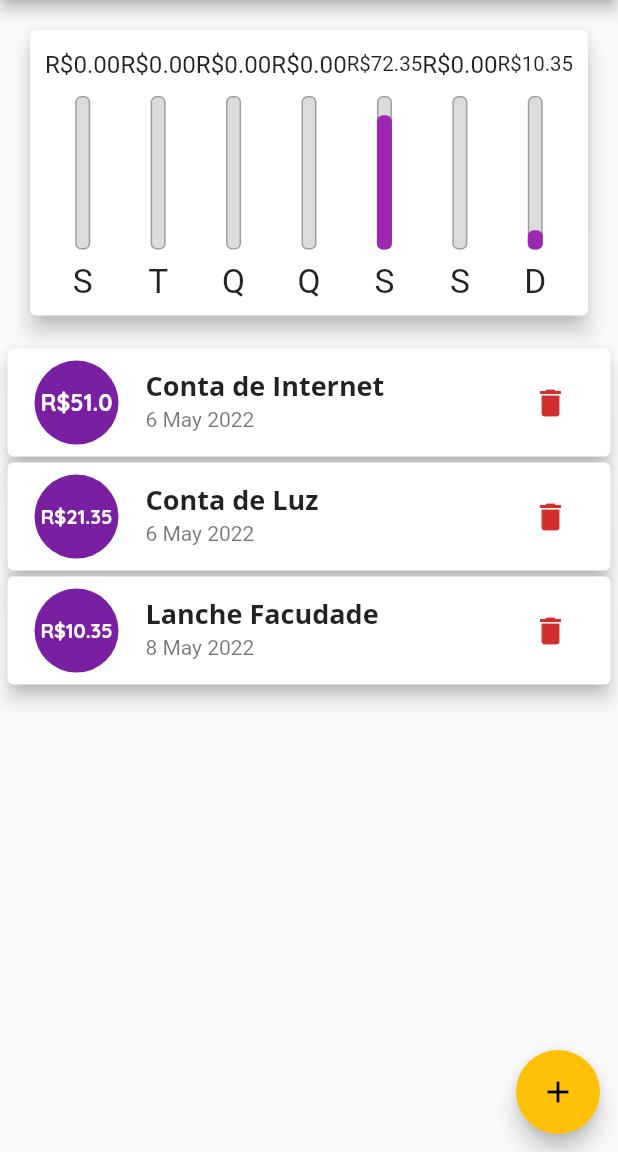
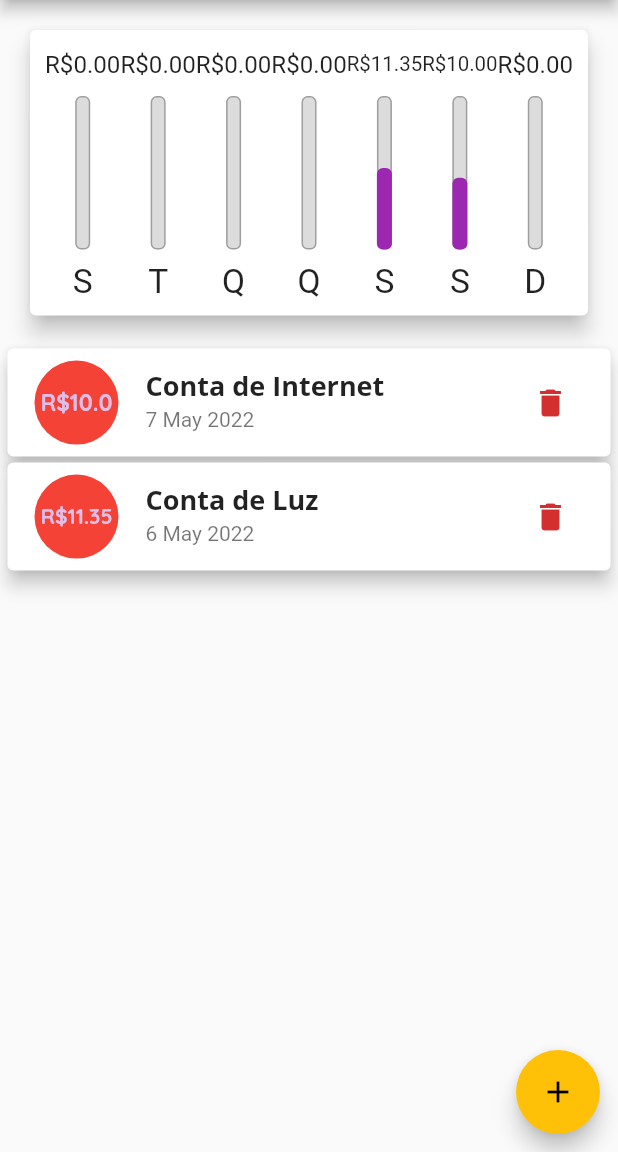
Before and after one commit to AntJoaquimDev/app-despesas-diarias-flutter, a Flutter app: the screen it shows after launch, on a phone screen of 412 x 824 dp, the part 84-1236 px from its top. Run offline on Flutter 3.47's test engine with Material 2 defaults, Android fonts, the phone set to English and light mode, and no system bars.

Commit message:
fist-commit

```diff
--- a/lib/components/chart.dart
+++ b/lib/components/chart.dart
@@ -5,10 +5,9 @@ import 'chart_bar.dart';
 
 class Chart extends StatelessWidget {
   final List<Transaction> recentTransaction;
-  final List<Transaction> transactionDay;
 
   // ignore: prefer_const_constructors_in_immutables
-  Chart(this.recentTransaction, this.transactionDay);
+  Chart(this.recentTransaction);
 
   List<Map<String, Object>> get groupedTransactions {
     return List.generate(7, (index) {
@@ -16,7 +15,7 @@ class Chart extends StatelessWidget {
         Duration(days: index),
       );
       var day = DateFormat.E('PT_BR').format(weekDay)[0].toUpperCase();
-      var day2 = DateFormat.E('PT_BR').format(weekDay).toUpperCase();
+      //var day2 = DateFormat.E('PT_BR').format(weekDay).toUpperCase();
       double totalSum = 0.00;
 
       // for (var trans in recentTransaction) {
@@ -31,7 +30,7 @@ class Chart extends StatelessWidget {
 
       return {
         'day': day,
-        'day2': day2,
+        // 'day2': day2,
         'value': totalSum,
       };
     }).reversed.toList();
@@ -61,10 +60,8 @@ class Chart extends StatelessWidget {
               fit: FlexFit.tight,
               child: ChartBar(
                 label: tr['day'].toString(),
-                title: tr['title'].toString(),
                 value: (tr['value'] as double),
                 percentage: _weekTotalValue == 0 ? 0 : valor / _weekTotalValue,
-                date: tr['day2'].toString(),
               ),
             );
           }).toList(),
--- a/lib/components/chart_bar.dart
+++ b/lib/components/chart_bar.dart
@@ -1,4 +1,6 @@
 // ignore_for_file: avoid_print
+
+import 'dart:math';
 
 import 'package:expenses/components/transaction_list.dart';
 import 'package:flutter/material.dart';
@@ -7,17 +9,15 @@ import '../models/tansaction.dart';
 
 class ChartBar extends StatefulWidget {
   final String label;
-  final String title;
   final double value;
   final double percentage;
-  final String date;
+  // final List<Transaction> tansactionDay;
 
   ChartBar({
     required this.label,
-    required this.title,
     required this.value,
     required this.percentage,
-    required this.date,
+    //required this.tansactionDay,
   });
 
   @override
@@ -58,13 +58,14 @@ class _ChartBarState extends State<ChartBar> {
                     heightFactor: widget.percentage,
                     child: InkWell(
                       onTap: () {
-                        print(
-                            'Mostrar Lista de transações de ${widget.date} ${widget.value}');
+                        print('transações do dia');
                       },
                       child: Container(
                         //child: Text(percentage.toString()),
+
                         decoration: BoxDecoration(
                             color: Theme.of(context).colorScheme.primary,
+                            //color: _backgroundColor,
                             borderRadius: BorderRadius.circular(4)),
                       ),
                     ),
--- /dev/null
+++ b/lib/components/transaction_item.dart
@@ -0,0 +1,89 @@
+// ignore_for_file: deprecated_member_use
+
+import 'dart:math';
+
+import 'package:flutter/material.dart';
+import '../models/tansaction.dart';
+import 'package:intl/intl.dart';
+
+class TransactionItem extends StatefulWidget {
+  const TransactionItem({
+    Key? key,
+    required this.tr,
+    required this.onRemove,
+  }) : super(key: key);
+
+  final Transaction tr;
+  final void Function(String p1) onRemove;
+
+  @override
+  State<TransactionItem> createState() => _TransactionItemState();
+}
+
+class _TransactionItemState extends State<TransactionItem> {
+  static const colors = [
+    Colors.red,
+    Colors.purple,
+    Colors.orange,
+    Colors.blue,
+    Colors.black,
+  ];
+  late Color _backgroundColor;
+
+  @override
+  void initState() {
+    super.initState();
+
+    int i = Random().nextInt(5);
+    _backgroundColor = colors[i];
+  }
+
+  @override
+  Widget build(BuildContext context) {
+    return Card(
+      elevation: 5,
+      margin: EdgeInsets.symmetric(
+        vertical: 2,
+        horizontal: 5,
+      ),
+      child: ListTile(
+        leading: CircleAvatar(
+          backgroundColor: _backgroundColor,
+          radius: 30,
+          child: Padding(
+            padding: const EdgeInsets.all(6.0),
+            child: FittedBox(
+              child: Text(
+                'R\$${widget.tr.value}',
+                style: TextStyle(
+                  fontWeight: FontWeight.bold,
+                  fontSize: 20,
+                ),
+              ),
+            ),
+          ),
+        ),
+        title: Text(
+          widget.tr.title,
+          style: Theme.of(context).textTheme.headline6,
+        ),
+        subtitle: Text(
+          DateFormat('d MMM y').format(widget.tr.date),
+        ),
+        trailing: MediaQuery.of(context).size.width > 480
+            ? FlatButton.icon(
+                onPressed: () => widget.onRemove(widget.tr.id),
+                icon: Icon(Icons.delete),
+                label: Text('Excluir'),
+                textColor: Theme.of(context).errorColor,
+              )
+            : IconButton(
+                tooltip: 'Excluir Transanção',
+                icon: Icon(Icons.delete),
+                onPressed: () => widget.onRemove(widget.tr.id),
+                color: Theme.of(context).errorColor,
+              ),
+      ),
+    );
+  }
+}
--- a/lib/components/transaction_list.dart
+++ b/lib/components/transaction_list.dart
@@ -3,6 +3,7 @@
 import 'package:flutter/material.dart';
 import '../models/tansaction.dart';
 import 'package:intl/intl.dart';
+import './transaction_item.dart';
 
 class TransactionList extends StatelessWidget {
   final List<Transaction> transactions;
@@ -41,49 +42,10 @@ class TransactionList extends StatelessWidget {
             itemCount: transactions.length,
             itemBuilder: (ctx, index) {
               final tr = transactions[index];
-              return Card(
-                elevation: 5,
-                margin: EdgeInsets.symmetric(
-                  vertical: 2,
-                  horizontal: 5,
-                ),
-                child: ListTile(
-                  leading: CircleAvatar(
-                    radius: 30,
-                    child: Padding(
-                      padding: const EdgeInsets.all(6.0),
-                      child: FittedBox(
-                        child: Text(
-                          'R\$${tr.value}',
-                          style: TextStyle(
-                            fontWeight: FontWeight.bold,
-                            fontSize: 20,
-                          ),
-                        ),
-                      ),
-                    ),
-                  ),
-                  title: Text(
-                    tr.title,
-                    style: Theme.of(context).textTheme.headline6,
-                  ),
-                  subtitle: Text(
-                    DateFormat('d MMM y').format(tr.date),
-                  ),
-                  trailing: MediaQuery.of(context).size.width > 480
-                      ? FlatButton.icon(
-                          onPressed: () => onRemove(tr.id),
-                          icon: Icon(Icons.delete),
-                          label: Text('Excluir'),
-                          textColor: Theme.of(context).errorColor,
-                        )
-                      : IconButton(
-                          tooltip: 'Excluir Transanção',
-                          icon: Icon(Icons.delete),
-                          onPressed: () => onRemove(tr.id),
-                          color: Theme.of(context).errorColor,
-                        ),
-                ),
+              return TransactionItem(
+                key: ValueKey(tr.id),
+                tr: tr,
+                onRemove: onRemove,
               );
             },
           );
--- a/lib/main.dart
+++ b/lib/main.dart
@@ -65,29 +65,24 @@ class MyHomePage extends StatefulWidget {
 
 class _MyHomePageState extends State<MyHomePage> {
   bool _showChart = false;
-  final List<Transaction> _transactionsDay = [];
+
   final List<Transaction> _transactions = [
     // list  de despesas
 
     Transaction(
       id: 't1',
       title: 'Conta de Internet',
-      value: 51.00,
-      date: DateTime.now().subtract(Duration(days: 2)),
+      value: 10.00,
+      date: DateTime.now().subtract(Duration(days: 1)),
     ),
     Transaction(
       id: 't2',
       title: 'Conta de Luz',
-      value: 21.35,
+      value: 11.35,
       date: DateTime.now().subtract(Duration(days: 2)),
     ),
-    Transaction(
-      id: 't3',
-      title: 'Lanche Facudade',
-      value: 10.35,
-      date: DateTime.now(),
-    ),
   ];
+
   List<Transaction> get _recentTransactions {
     return _transactions.where((tr) {
       return tr.date.isAfter(DateTime.now().subtract(
@@ -96,11 +91,9 @@ class _MyHomePageState extends State<MyHomePage> {
     }).toList();
   }
 
-  List<Transaction> get _transactionsDay2 {
+  List<Transaction> get _despDia {
     return _transactions.where((tr) {
-      return tr.date.isAfter(DateTime.now().subtract(
-        Duration(days: 1),
-      ));
+      return tr.date.isAfter(DateTime.now());
     }).toList();
   }
 
@@ -114,9 +107,9 @@ class _MyHomePageState extends State<MyHomePage> {
 
     setState(() {
       _transactions.add(newTransaction);
-      _transactionsDay2.add(newTransaction);
+      //_transactionsDay.add(newTransaction);
     });
-    print(_transactionsDay2);
+    // print(_transactionsDay.toString());
     Navigator.of(context).pop();
   }
 
@@ -177,7 +170,9 @@ class _MyHomePageState extends State<MyHomePage> {
             if (_showChart || !isLandscape)
               Container(
                 height: availableHeight * (isLandscape ? 0.7 : 0.30),
-                child: Chart(_recentTransactions, _transactionsDay2),
+                child: Chart(
+                  _recentTransactions,
+                ),
               ),
             if (!_showChart || !isLandscape)
               Container(
--- /dev/null
+++ b/lib/models/consumo.dart
@@ -0,0 +1,18 @@
+import 'dart:io';
+
+void main(List<String> args) {
+  print('Qual o comprimento da pista ? ');
+  double compPista = double.parse(stdin.readLineSync().toString());
+
+  print('Quantidade de voltas');
+  double qtdVoltas = double.parse(stdin.readLineSync().toString());
+
+  print('Numero de abastecimentos');
+  double numAbastecimentos = double.parse(stdin.readLineSync().toString());
+
+  print('Consumo de combustivel');
+  double consCombustivel = double.parse(stdin.readLineSync().toString());
+
+  double consMedio = compPista / consCombustivel;
+  print(consMedio);
+}
```
